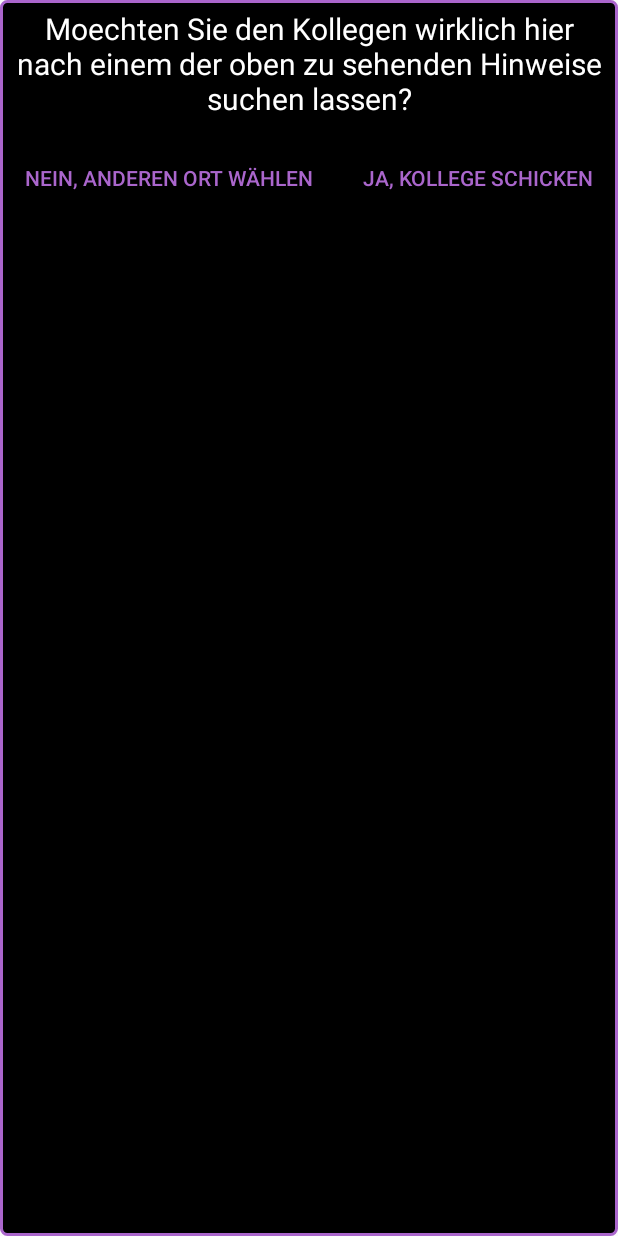
After one commit to 1056109/HCI_2015S, an Android app: the layout colleguedialog.xml on its own in the app's theme, with its tools: preview values and no code run, on a phone screen of 412 x 824 dp. The commit adds this screen. Run offline under Robolectric (Android 15) with nearby library versions, the phone set to English and light mode, and no system bars.

Commit message:
collegue question, button layout?

```diff
--- /dev/null
+++ b/HCISS2015/app/src/main/res/drawable/btn_android.xml
@@ -0,0 +1,6 @@
+<shape xmlns:android="http://schemas.android.com/apk/res/android">
+
+    <solid android:color="#00AA66CC" />
+
+
+</shape>
--- /dev/null
+++ b/HCISS2015/app/src/main/res/layout/colleguedialog.xml
@@ -0,0 +1,49 @@
+<?xml version="1.0" encoding="utf-8"?>
+<LinearLayout xmlns:android="http://schemas.android.com/apk/res/android"
+    android:id="@+id/featureView"
+    android:layout_width="fill_parent"
+    android:layout_height="match_parent"
+    android:background="@drawable/curve_shape_black"
+    android:orientation="vertical">
+
+    <TextView
+        android:layout_width="wrap_content"
+        android:layout_height="wrap_content"
+        android:text="@string/send_collegue_really"
+        android:textColor="#FFFFFF"
+        android:gravity="center"
+        android:textSize="20dp"
+        android:padding="5dp"
+        android:id="@+id/textView2"
+        android:layout_gravity="center_horizontal" />
+
+    <LinearLayout
+        android:orientation="horizontal"
+        android:layout_width="match_parent"
+        android:layout_height="wrap_content"
+        android:layout_gravity="center_horizontal">
+
+        <Button
+            android:layout_width="wrap_content"
+            android:layout_height="wrap_content"
+            android:layout_margin="10dp"
+            android:layout_weight="1"
+            android:text="@string/send_collegue_no"
+            android:textColor="#AA66CC"
+            android:onClick="sendNot"
+            android:background="@drawable/btn_android"
+            android:id="@+id/button3" />
+
+
+        <Button
+            android:layout_width="wrap_content"
+            android:layout_height="wrap_content"
+            android:layout_margin="10dp"
+            android:layout_weight="1"
+            android:text="@string/send_collegue_yes"
+            android:onClick="send"
+            android:textColor="#AA66CC"
+            android:background="@drawable/btn_android"
+            android:id="@+id/button4" />
+    </LinearLayout>
+</LinearLayout>
--- a/HCISS2015/app/src/main/res/values/strings.xml
+++ b/HCISS2015/app/src/main/res/values/strings.xml
@@ -5,6 +5,8 @@
     <string name="action_settings">Settings</string>
 
     <string name="gps_message">Um dieses Spiel zu spielen, muss das GPS aktiv sein. Moechtest du es jetzt einschalten?</string>
+    <string name="gps_on">Ja, einschalten</string>
+    <string name="gps_off">Nein, beenden</string>
 
     <string name="welcome_first_start">Willkommen bei Vienna Cop! Bitte geben Sie Ihren Namen ein, waehlen Sie Geschlecht und Spielfigur, und klicken
     Sie auf Start, um Ihre Polizeikarriere in Wien zu beginnen:</string>
@@ -91,7 +93,10 @@
     <string name="send_collegue_ready">READY</string>
     <string name="send_colleague_desc">Waehle einen Ort aus, an dem dein Kollege eine Untersuchung fuer dich uebernehmen soll!
 	Dein Partner kehrt nach 30 Minuten mit einem Hinweis zurueck.</string>
+    <string name="send_collegue_really">Moechten Sie den Kollegen wirklich hier nach einem der oben zu sehenden Hinweise suchen lassen?</string>
     <string name="send_colleague_working_msg">Dein Kollege wird an dieser Stelle seine Untersuchung beginnen!</string>
+    <string name="send_collegue_yes">Ja, Kollege schicken</string>
+    <string name="send_collegue_no">Nein, anderen Ort wählen</string>
     <string name="title_activity_timer">TimerActivity</string>
 
     <string name="zeroMap">Es wurden noch keine Hinweise zum Aufenhaltsort des Taeters gefunden!</string>
```
Also changed, not shown: HCISS2015/app/src/main/java/at/at/tuwien/hci/hciss2015/MainActivity.java (+22 -29 lines).
